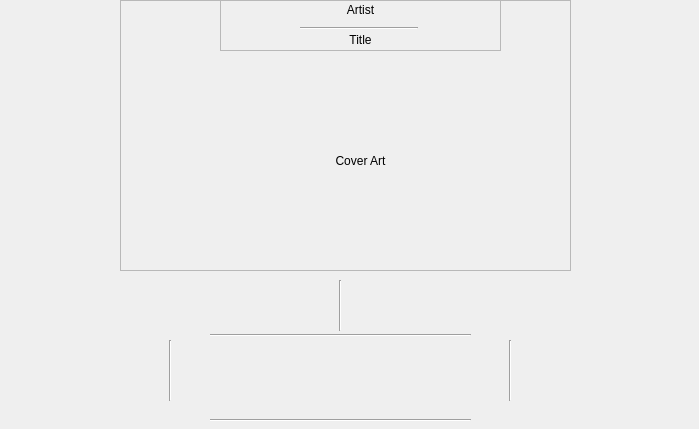
Qt form SongScreen.ui (davjd/music-player) before a commit.
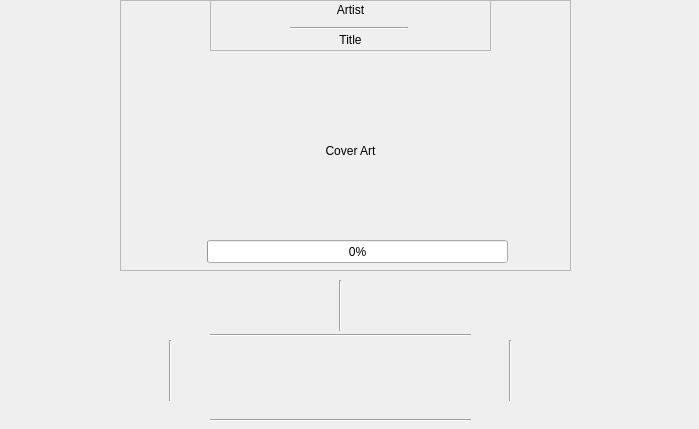
The same form after that commit. Icons and pictures are not drawn.

Patch:
```diff
--- a/SongScreen.ui
+++ b/SongScreen.ui
@@ -86,7 +86,7 @@
    <widget class="QFrame" name="frame">
     <property name="geometry">
      <rect>
-      <x>100</x>
+      <x>90</x>
       <y>0</y>
       <width>281</width>
       <height>51</height>
@@ -159,8 +159,8 @@
    <widget class="QPushButton" name="pushButton">
     <property name="geometry">
      <rect>
-      <x>100</x>
-      <y>60</y>
+      <x>90</x>
+      <y>50</y>
       <width>281</width>
       <height>201</height>
      </rect>
@@ -178,6 +178,22 @@
      <bool>true</bool>
     </property>
    </widget>
+   <widget class="QProgressBar" name="position">
+    <property name="geometry">
+     <rect>
+      <x>87</x>
+      <y>240</y>
+      <width>301</width>
+      <height>23</height>
+     </rect>
+    </property>
+    <property name="value">
+     <number>0</number>
+    </property>
+    <property name="orientation">
+     <enum>Qt::Horizontal</enum>
+    </property>
+   </widget>
   </widget>
   <widget class="QPushButton" name="middle">
    <property name="geometry">
```
